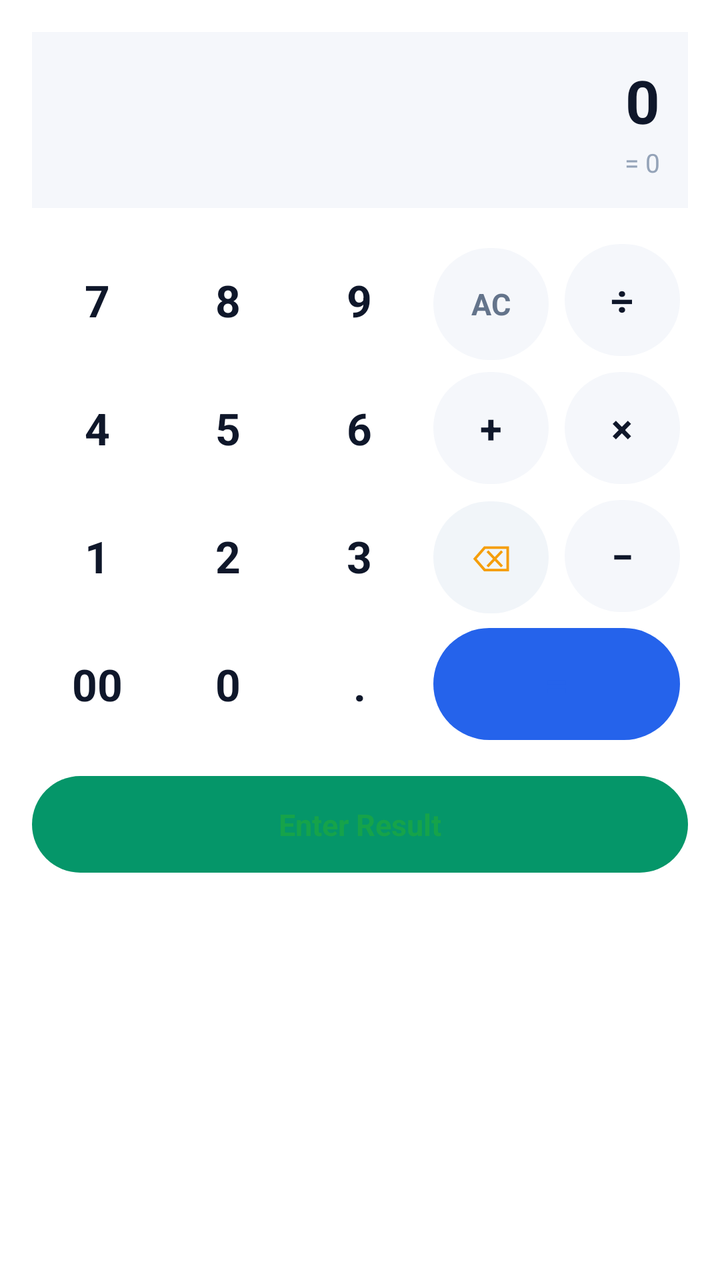
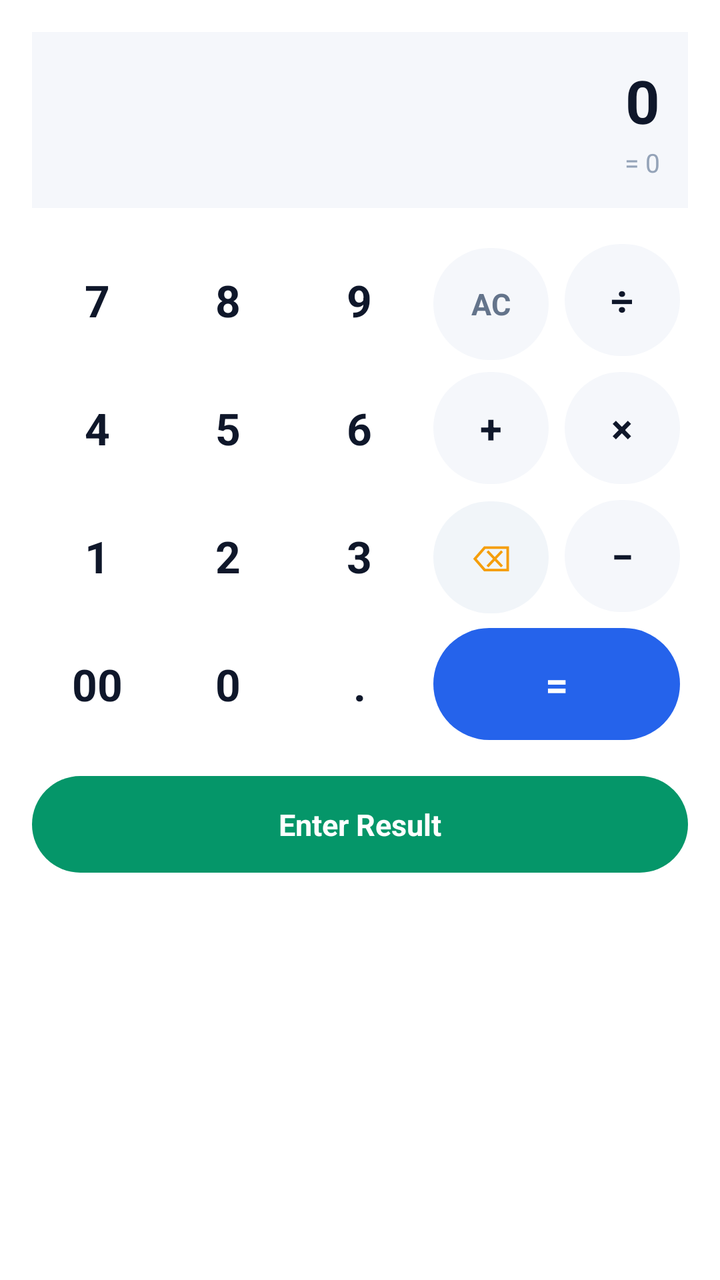

An Android layout rendered at two revisions. The XML below is the earlier revision; the diff shows what the commit changed to produce the second picture.
<!-- AndroidManifest.xml: application theme Theme.ExpenseOS -->
<!-- res/layout/dialog_calculator.xml -->
<?xml version="1.0" encoding="utf-8"?>
<LinearLayout xmlns:android="http://schemas.android.com/apk/res/android"
    android:layout_width="match_parent"
    android:layout_height="wrap_content"
    android:background="@color/bg_card"
    android:orientation="vertical"
    android:padding="16dp">

    
    <LinearLayout
        android:layout_width="match_parent"
        android:layout_height="wrap_content"
        android:background="@color/bg"
        android:orientation="vertical"
        android:padding="14dp">

        <TextView
            android:id="@+id/tvCalcDisplay"
            android:layout_width="match_parent"
            android:layout_height="wrap_content"
            android:gravity="end"
            android:text="0"
            android:textColor="@color/text"
            android:textSize="30sp"
            android:textStyle="bold" />

        <TextView
            android:id="@+id/tvCalcPreview"
            android:layout_width="match_parent"
            android:layout_height="wrap_content"
            android:layout_marginTop="2dp"
            android:gravity="end"
            android:text="= 0"
            android:textColor="@color/text_hint"
            android:textSize="13sp" />
    </LinearLayout>

    
    <LinearLayout
        android:layout_width="match_parent"
        android:layout_height="wrap_content"
        android:layout_marginTop="14dp"
        android:orientation="horizontal">

        
        <LinearLayout
            android:layout_width="0dp"
            android:layout_height="wrap_content"
            android:layout_weight="3"
            android:orientation="vertical">

            <LinearLayout
                android:layout_width="match_parent"
                android:layout_height="wrap_content"
                android:orientation="horizontal">

                <TextView
                    android:id="@+id/btnCalc7"
                    android:layout_width="0dp"
                    android:layout_height="56dp"
                    android:layout_weight="1"
                    android:layout_margin="4dp"
                    android:background="?attr/selectableItemBackgroundBorderless"
                    android:clickable="true"
                    android:focusable="true"
                    android:gravity="center"
                    android:text="7"
                    android:textColor="@color/text"
                    android:textSize="22sp"
                    android:textStyle="bold" />

                <TextView
                    android:id="@+id/btnCalc8"
                    android:layout_width="0dp"
                    android:layout_height="56dp"
                    android:layout_weight="1"
                    android:layout_margin="4dp"
                    android:background="?attr/selectableItemBackgroundBorderless"
                    android:clickable="true"
                    android:focusable="true"
                    android:gravity="center"
                    android:text="8"
                    android:textColor="@color/text"
                    android:textSize="22sp"
                    android:textStyle="bold" />

                <TextView
                    android:id="@+id/btnCalc9"
                    android:layout_width="0dp"
                    android:layout_height="56dp"
                    android:layout_weight="1"
                    android:layout_margin="4dp"
                    android:background="?attr/selectableItemBackgroundBorderless"
                    android:clickable="true"
                    android:focusable="true"
                    android:gravity="center"
                    android:text="9"
                    android:textColor="@color/text"
                    android:textSize="22sp"
                    android:textStyle="bold" />
            </LinearLayout>

            <LinearLayout
                android:layout_width="match_parent"
                android:layout_height="wrap_content"
                android:orientation="horizontal">

                <TextView
                    android:id="@+id/btnCalc4"
                    android:layout_width="0dp"
                    android:layout_height="56dp"
                    android:layout_weight="1"
                    android:layout_margin="4dp"
                    android:background="?attr/selectableItemBackgroundBorderless"
                    android:clickable="true"
                    android:focusable="true"
                    android:gravity="center"
                    android:text="4"
                    android:textColor="@color/text"
                    android:textSize="22sp"
                    android:textStyle="bold" />

                <TextView
                    android:id="@+id/btnCalc5"
                    android:layout_width="0dp"
                    android:layout_height="56dp"
                    android:layout_weight="1"
                    android:layout_margin="4dp"
                    android:background="?attr/selectableItemBackgroundBorderless"
                    android:clickable="true"
                    android:focusable="true"
                    android:gravity="center"
                    android:text="5"
                    android:textColor="@color/text"
                    android:textSize="22sp"
                    android:textStyle="bold" />

                <TextView
                    android:id="@+id/btnCalc6"
                    android:layout_width="0dp"
                    android:layout_height="56dp"
                    android:layout_weight="1"
                    android:layout_margin="4dp"
                    android:background="?attr/selectableItemBackgroundBorderless"
                    android:clickable="true"
                    android:focusable="true"
                    android:gravity="center"
                    android:text="6"
                    android:textColor="@color/text"
                    android:textSize="22sp"
                    android:textStyle="bold" />
            </LinearLayout>

            <LinearLayout
                android:layout_width="match_parent"
                android:layout_height="wrap_content"
                android:orientation="horizontal">

                <TextView
                    android:id="@+id/btnCalc1"
                    android:layout_width="0dp"
                    android:layout_height="56dp"
                    android:layout_weight="1"
                    android:layout_margin="4dp"
                    android:background="?attr/selectableItemBackgroundBorderless"
                    android:clickable="true"
                    android:focusable="true"
                    android:gravity="center"
                    android:text="1"
                    android:textColor="@color/text"
                    android:textSize="22sp"
                    android:textStyle="bold" />

                <TextView
                    android:id="@+id/btnCalc2"
                    android:layout_width="0dp"
                    android:layout_height="56dp"
                    android:layout_weight="1"
                    android:layout_margin="4dp"
                    android:background="?attr/selectableItemBackgroundBorderless"
                    android:clickable="true"
                    android:focusable="true"
                    android:gravity="center"
                    android:text="2"
                    android:textColor="@color/text"
                    android:textSize="22sp"
                    android:textStyle="bold" />

                <TextView
                    android:id="@+id/btnCalc3"
                    android:layout_width="0dp"
                    android:layout_height="56dp"
                    android:layout_weight="1"
                    android:layout_margin="4dp"
                    android:background="?attr/selectableItemBackgroundBorderless"
                    android:clickable="true"
                    android:focusable="true"
                    android:gravity="center"
                    android:text="3"
                    android:textColor="@color/text"
                    android:textSize="22sp"
                    android:textStyle="bold" />
            </LinearLayout>

            <LinearLayout
                android:layout_width="match_parent"
                android:layout_height="wrap_content"
                android:orientation="horizontal">

                <TextView
                    android:id="@+id/btnCalc00"
                    android:layout_width="0dp"
                    android:layout_height="56dp"
                    android:layout_weight="1"
                    android:layout_margin="4dp"
                    android:background="?attr/selectableItemBackgroundBorderless"
                    android:clickable="true"
                    android:focusable="true"
                    android:gravity="center"
                    android:text="00"
                    android:textColor="@color/text"
                    android:textSize="22sp"
                    android:textStyle="bold" />

                <TextView
                    android:id="@+id/btnCalc0"
                    android:layout_width="0dp"
                    android:layout_height="56dp"
                    android:layout_weight="1"
                    android:layout_margin="4dp"
                    android:background="?attr/selectableItemBackgroundBorderless"
                    android:clickable="true"
                    android:focusable="true"
                    android:gravity="center"
                    android:text="0"
                    android:textColor="@color/text"
                    android:textSize="22sp"
                    android:textStyle="bold" />

                <TextView
                    android:id="@+id/btnCalcDot"
                    android:layout_width="0dp"
                    android:layout_height="56dp"
                    android:layout_weight="1"
                    android:layout_margin="4dp"
                    android:background="?attr/selectableItemBackgroundBorderless"
                    android:clickable="true"
                    android:focusable="true"
                    android:gravity="center"
                    android:text="."
                    android:textColor="@color/text"
                    android:textSize="22sp"
                    android:textStyle="bold" />
            </LinearLayout>
        </LinearLayout>

        
        <LinearLayout
            android:layout_width="0dp"
            android:layout_height="wrap_content"
            android:layout_weight="2"
            android:orientation="vertical">

            <LinearLayout
                android:layout_width="match_parent"
                android:layout_height="wrap_content"
                android:orientation="horizontal">

                <TextView
                    android:id="@+id/btnCalcClear"
                    android:layout_width="0dp"
                    android:layout_height="56dp"
                    android:layout_weight="1"
                    android:layout_margin="4dp"
                    android:background="@drawable/bg_calc_circle"
                    android:clickable="true"
                    android:focusable="true"
                    android:gravity="center"
                    android:text="AC"
                    android:textColor="@color/text_muted"
                    android:textSize="15sp"
                    android:textStyle="bold" />

                <TextView
                    android:id="@+id/btnCalcDiv"
                    android:layout_width="0dp"
                    android:layout_height="56dp"
                    android:layout_weight="1"
                    android:layout_margin="4dp"
                    android:background="@drawable/bg_calc_circle"
                    android:clickable="true"
                    android:focusable="true"
                    android:gravity="center"
                    android:text="÷"
                    android:textColor="@color/text"
                    android:textSize="20sp"
                    android:textStyle="bold" />
            </LinearLayout>

            <LinearLayout
                android:layout_width="match_parent"
                android:layout_height="wrap_content"
                android:orientation="horizontal">

                <TextView
                    android:id="@+id/btnCalcPlus"
                    android:layout_width="0dp"
                    android:layout_height="56dp"
                    android:layout_weight="1"
                    android:layout_margin="4dp"
                    android:background="@drawable/bg_calc_circle"
                    android:clickable="true"
                    android:focusable="true"
                    android:gravity="center"
                    android:text="+"
                    android:textColor="@color/text"
                    android:textSize="20sp"
                    android:textStyle="bold" />

                <TextView
                    android:id="@+id/btnCalcMul"
                    android:layout_width="0dp"
                    android:layout_height="56dp"
                    android:layout_weight="1"
                    android:layout_margin="4dp"
                    android:background="@drawable/bg_calc_circle"
                    android:clickable="true"
                    android:focusable="true"
                    android:gravity="center"
                    android:text="×"
                    android:textColor="@color/text"
                    android:textSize="20sp"
                    android:textStyle="bold" />
            </LinearLayout>

            <LinearLayout
                android:layout_width="match_parent"
                android:layout_height="wrap_content"
                android:orientation="horizontal">

                <TextView
                    android:id="@+id/btnCalcBackspace"
                    android:layout_width="0dp"
                    android:layout_height="56dp"
                    android:layout_weight="1"
                    android:layout_margin="4dp"
                    android:background="@drawable/bg_calc_backspace"
                    android:clickable="true"
                    android:focusable="true"
                    android:gravity="center"
                    android:text="⌫"
                    android:textColor="@color/amber"
                    android:textSize="18sp" />

                <TextView
                    android:id="@+id/btnCalcMinus"
                    android:layout_width="0dp"
                    android:layout_height="56dp"
                    android:layout_weight="1"
                    android:layout_margin="4dp"
                    android:background="@drawable/bg_calc_circle"
                    android:clickable="true"
                    android:focusable="true"
                    android:gravity="center"
                    android:text="−"
                    android:textColor="@color/text"
                    android:textSize="20sp"
                    android:textStyle="bold" />
            </LinearLayout>

            <LinearLayout
                android:layout_width="match_parent"
                android:layout_height="wrap_content"
                android:orientation="horizontal">

                <TextView
                    android:id="@+id/btnCalcEquals"
                    android:layout_width="match_parent"
                    android:layout_height="56dp"
                    android:layout_margin="4dp"
                    android:background="@drawable/bg_calc_equals"
                    android:clickable="true"
                    android:focusable="true"
                    android:gravity="center"
                    android:text="="
                    android:textColor="@color/primary"
                    android:textSize="20sp"
                    android:textStyle="bold" />
            </LinearLayout>
        </LinearLayout>
    </LinearLayout>

    
    <TextView
        android:id="@+id/btnCalcEnterResult"
        android:layout_width="match_parent"
        android:layout_height="wrap_content"
        android:layout_marginTop="14dp"
        android:background="@drawable/bg_calc_enter_result"
        android:clickable="true"
        android:focusable="true"
        android:gravity="center"
        android:padding="14dp"
        android:text="Enter Result"
        android:textColor="@color/green"
        android:textSize="15sp"
        android:textStyle="bold" />

</LinearLayout>
<!-- resources referenced by this layout -->
<resources>
  <color name="amber">#F59E0B</color>
  <color name="bg">#F5F7FB</color>
  <color name="bg_card">#FFFFFF</color>
  <color name="green">#16A34A</color>
  <color name="primary">#2563EB</color>
  <color name="text">#0F172A</color>
  <color name="text_hint">#94A3B8</color>
  <color name="text_muted">#64748B</color>
  <!-- drawable bg_calc_backspace (drawable) -->
  <?xml version="1.0" encoding="utf-8"?>
  <shape xmlns:android="http://schemas.android.com/apk/res/android" android:shape="rectangle">
      <solid android:color="@color/surface_2"/>
      <corners android:radius="999dp"/>
  </shape>
  <!-- drawable bg_calc_circle (drawable) -->
  <?xml version="1.0" encoding="utf-8"?>
  <shape xmlns:android="http://schemas.android.com/apk/res/android" android:shape="rectangle">
      <solid android:color="@color/bg"/>
      <corners android:radius="999dp"/>
  </shape>
  <!-- drawable bg_calc_enter_result (drawable) -->
  <?xml version="1.0" encoding="utf-8"?>
  <shape xmlns:android="http://schemas.android.com/apk/res/android" android:shape="rectangle">
      <solid android:color="@color/success"/>
      <corners android:radius="999dp"/>
  </shape>
  <!-- drawable bg_calc_equals (drawable) -->
  <?xml version="1.0" encoding="utf-8"?>
  <shape xmlns:android="http://schemas.android.com/apk/res/android" android:shape="rectangle">
      <solid android:color="@color/primary"/>
      <corners android:radius="999dp"/>
  </shape>
  <color name="surface_2">#F1F5F9</color>
  <color name="success">#059669</color>
  <color name="primary_dark">#1D4ED8</color>
  <color name="on_primary">#FFFFFF</color>
  <color name="secondary">#0F766E</color>
  <color name="secondary_dark">#115E59</color>
  <color name="surface">#FFFFFF</color>
  <color name="danger">#E11D48</color>
  <color name="nav_bg">#FFFFFF</color>
  <style name="ThemeOverlay.ExpenseOS.BottomSheet" parent="ThemeOverlay.MaterialComponents.BottomSheetDialog">
          <item name="bottomSheetStyle">@style/Widget.ExpenseOS.BottomSheet</item>
      </style>
  <style name="ThemeOverlay.ExpenseOS.TimePicker" parent="ThemeOverlay.MaterialComponents.TimePicker">
          <item name="colorPrimary">@color/primary</item>
          <item name="colorOnPrimary">@color/on_primary</item>
          <item name="colorSurface">@color/surface</item>
          <item name="colorOnSurface">@color/text</item>
          <item name="shapeAppearanceMediumComponent">@style/ShapeAppearance.ExpenseOS.Dialog</item>
      </style>
  <style name="Animation.ExpenseOS.Window" parent="@android:style/Animation.Activity">
          <item name="android:activityOpenEnterAnimation">@anim/screen_enter</item>
          <item name="android:activityOpenExitAnimation">@anim/screen_exit</item>
          <item name="android:activityCloseEnterAnimation">@anim/screen_pop_enter</item>
          <item name="android:activityCloseExitAnimation">@anim/screen_pop_exit</item>
      </style>
  <dimen name="type_body">14sp</dimen>
  <dimen name="input_height">50dp</dimen>
  <style name="ShapeAppearance.ExpenseOS.Dialog" parent="ShapeAppearance.MaterialComponents.MediumComponent">
          <item name="cornerFamily">rounded</item>
          <item name="cornerSize">26dp</item>
      </style>
  <style name="Widget.ExpenseOS.BottomSheet" parent="Widget.MaterialComponents.BottomSheet.Modal">
          <item name="shapeAppearanceOverlay">@style/ShapeAppearance.ExpenseOS.Sheet</item>
          <item name="backgroundTint">@color/surface</item>
      </style>
  <style name="ShapeAppearance.ExpenseOS.Sheet" parent="">
          <item name="cornerFamily">rounded</item>
          <item name="cornerSizeTopLeft">26dp</item>
          <item name="cornerSizeTopRight">26dp</item>
          <item name="cornerSizeBottomLeft">0dp</item>
          <item name="cornerSizeBottomRight">0dp</item>
      </style>
  <!-- unchanged entries left out for length: 3 -->
</resources>

<!-- the commit's change to res/layout/dialog_calculator.xml (unified diff, before → after) -->
@@ -383,7 +383,7 @@
                     android:focusable="true"
                     android:gravity="center"
                     android:text="="
-                    android:textColor="@color/primary"
+                    android:textColor="@android:color/white"
                     android:textSize="20sp"
                     android:textStyle="bold" />
             </LinearLayout>
@@ -402,7 +402,7 @@
         android:gravity="center"
         android:padding="14dp"
         android:text="Enter Result"
-        android:textColor="@color/green"
+        android:textColor="@android:color/white"
         android:textSize="15sp"
         android:textStyle="bold" />
 
<!-- resource entries referenced after the edit -->
@@ -3,7 +3,6 @@
   <color name="amber">#F59E0B</color>
   <color name="bg">#F5F7FB</color>
   <color name="bg_card">#FFFFFF</color>
-  <color name="green">#16A34A</color>
   <color name="primary">#2563EB</color>
   <color name="text">#0F172A</color>
   <color name="text_hint">#94A3B8</color>
